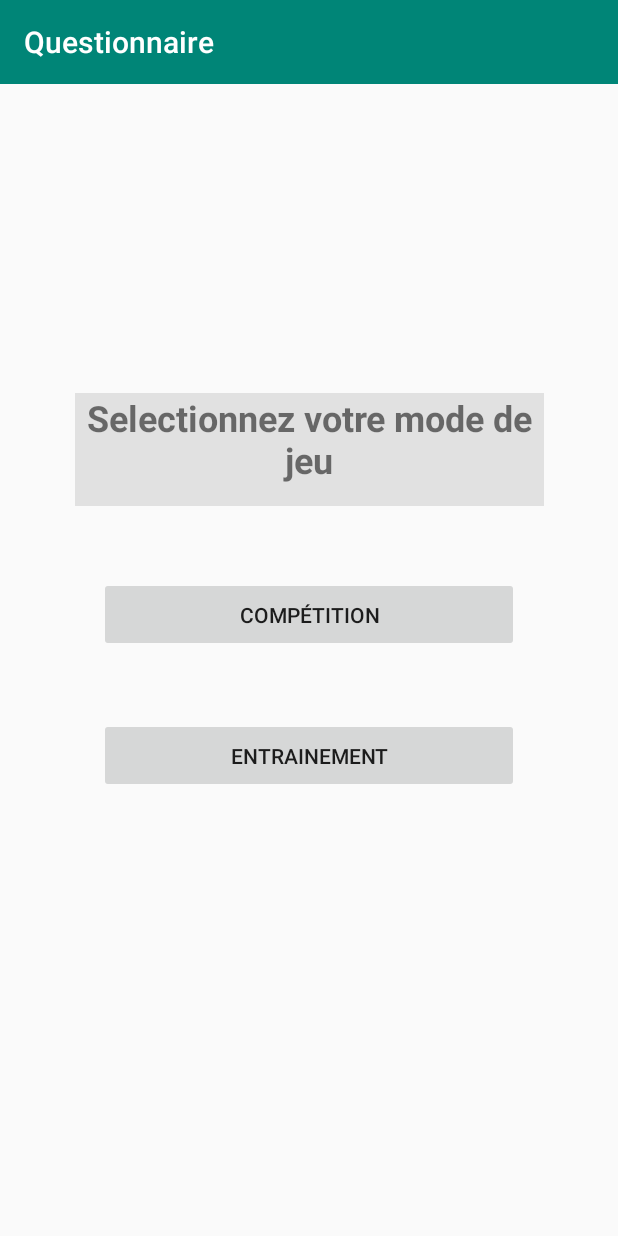
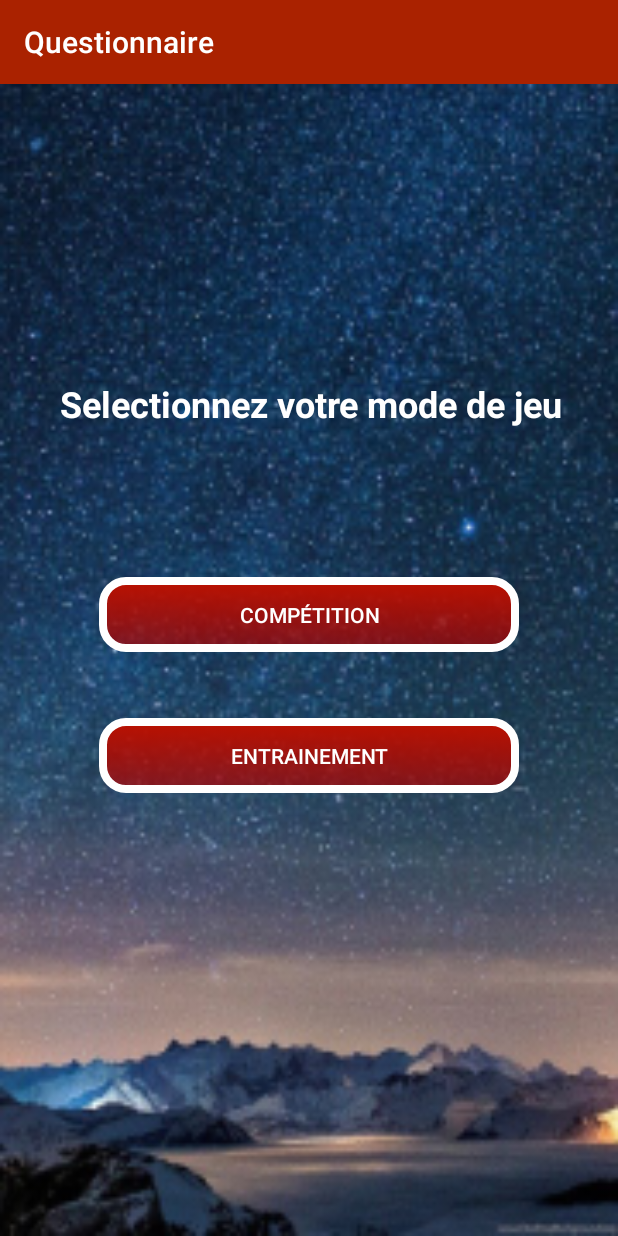
Before and after one commit to EvanBlondeau/Promob1, an Android app: the Choose_Solo screen opened directly, with no data from a screen before it, on a phone screen of 412 x 824 dp. Run offline under Robolectric (Android 15) with nearby library versions, the phone set to English and light mode, and no system bars.

Commit message:
Corrections mineures + ajout design

```diff
--- a/application_promod/app/src/main/AndroidManifest.xml
+++ b/application_promod/app/src/main/AndroidManifest.xml
@@ -20,6 +20,7 @@
     <uses-feature android:name="android.hardware.sensor.light" android:required="true" />
     <uses-feature android:name="android.hardware.sensor.proximity" android:required="true" />
     <uses-feature android:name="android.hardware.sensor.magnetometer" android:required="true" />
+
     <application
         android:allowBackup="true"
         android:icon="@mipmap/tigre"
@@ -70,11 +71,11 @@
             android:screenOrientation="portrait">
         </activity>
         <activity android:name=".Morpion"
-            android:label="morpion"
+            android:label="Morpion"
             android:screenOrientation="portrait">
         </activity>
         <activity android:name=".Morse"
-            android:label="morse"
+            android:label="Morse"
             android:screenOrientation="portrait">
         </activity>
 
--- a/application_promod/app/src/main/java/app_promod/application_promod/Choose_Solo.java
+++ b/application_promod/app/src/main/java/app_promod/application_promod/Choose_Solo.java
@@ -46,7 +46,7 @@ public class Choose_Solo extends AppCompatActivity {
 
                 button_morpion.setOnClickListener(new View.OnClickListener() {
                     public void onClick(View v) {
-                        Intent intent = new Intent(Choose_Solo.this, Touch_game.class);
+                        Intent intent = new Intent(Choose_Solo.this, Morpion.class);
                         intent.putExtra("key",EXTRA_MESSAGE);
                         startActivity(intent);
                     }
--- /dev/null
+++ b/application_promod/app/src/main/res/drawable/roundbutton.xml
@@ -0,0 +1,24 @@
+<?xml version="1.0" encoding="utf-8"?>
+<selector xmlns:android="http://schemas.android.com/apk/res/android" >
+    <item android:state_pressed="true" >
+        <shape android:shape="rectangle"  >
+            <corners android:radius="15dip" />
+            <stroke android:width="5dip" android:color="#FFFFFF" />
+            <gradient android:angle="-90" android:startColor="#AA00" android:endColor="#BB1100"  />
+        </shape>
+    </item>
+    <item android:state_focused="true">
+        <shape android:shape="rectangle"  >
+            <corners android:radius="15dip" />
+            <stroke android:width="5dip" android:color="#FFFFFF" />
+            <solid android:color="@color/colorPrimary"/>
+        </shape>
+    </item>
+    <item>
+        <shape android:shape="rectangle"  >
+            <corners android:radius="15dip" />
+            <stroke android:width="5dip" android:color="#FFFFFF" />
+            <gradient android:angle="-90" android:startColor="#BB1100" android:endColor="#AA00"  />
+        </shape>
+    </item>
+</selector>
--- a/application_promod/app/src/main/res/layout/activity_entrainement_competition.xml
+++ b/application_promod/app/src/main/res/layout/activity_entrainement_competition.xml
@@ -4,7 +4,8 @@
     xmlns:app="http://schemas.android.com/apk/res-auto"
     xmlns:tools="http://schemas.android.com/tools"
     android:layout_width="match_parent"
-    android:layout_height="match_parent">
+    android:layout_height="match_parent"
+    android:background="@mipmap/sky">
 
     <RelativeLayout
         android:layout_width="0dp"
@@ -24,7 +25,9 @@
             android:layout_alignParentTop="true"
             android:layout_centerHorizontal="true"
             android:layout_marginTop="224dp"
-            android:text="@string/but_comp" />
+            android:text="@string/but_comp"
+            android:background="@drawable/roundbutton"
+            android:textColor="#FFFFFF"/>
 
         <Button
             android:id="@+id/button_entrain"
@@ -33,22 +36,24 @@
             android:layout_alignParentBottom="true"
             android:layout_centerHorizontal="true"
             android:layout_marginBottom="175dp"
-            android:text="@string/but_entr" />
+            android:text="@string/but_entr"
+            android:background="@drawable/roundbutton"
+            android:textColor="#FFFFFF"/>
 
         <TextView
             android:id="@+id/textView9"
-            android:layout_width="285dp"
-            android:layout_height="75dp"
+            android:layout_width="wrap_content"
+            android:layout_height="wrap_content"
             android:layout_alignParentStart="true"
             android:layout_alignParentTop="true"
             android:layout_alignParentEnd="true"
-            android:layout_marginStart="50dp"
-            android:layout_marginTop="101dp"
-            android:layout_marginEnd="49dp"
+            android:layout_marginStart="22dp"
+            android:layout_marginTop="92dp"
+            android:layout_marginEnd="19dp"
             android:accessibilityHeading="false"
-            android:background="@color/colorPrimaryDark"
             android:text="@string/tex_comp"
             android:textAlignment="center"
+            android:textColor="#FFFFFF"
             android:textSize="24sp"
             android:textStyle="bold" />
     </RelativeLayout>
--- a/application_promod/app/src/main/res/values/colors.xml
+++ b/application_promod/app/src/main/res/values/colors.xml
@@ -1,6 +1,6 @@
 <?xml version="1.0" encoding="utf-8"?>
 <resources>
-    <color name="colorPrimary">#008577</color>
-    <color name="colorPrimaryDark">#e1e1e1</color>
+    <color name="colorPrimary">#AA2200</color>
+    <color name="colorPrimaryDark">#555555</color>
     <color name="colorAccent">#7e656e</color>
 </resources>
--- a/application_promod/app/src/main/res/values/strings.xml
+++ b/application_promod/app/src/main/res/values/strings.xml
@@ -2,7 +2,7 @@
     <string name="app_name">best application ever!!!</string>
     <string name="button_text1">SinglePlayer</string>
     <string name="button_text2">Multijoueur</string>
-    <string name="button_text3">Parametre</string>
+    <string name="button_text3">Paramètres</string>
 
     <string name="Text_view_1">Best App Ever</string>
 
```
Also changed, not shown: application_promod/app/src/main/java/app_promod/application_promod/Morse.java (+4 -4 lines), application_promod/app/src/main/res/layout/activity_choix_solo.xml (+10 -1 lines), application_promod/app/src/main/res/layout/activity_main.xml (+9 -2 lines), application_promod/app/src/main/res/layout/activity_morpion.xml (+10 -0 lines), application_promod/app/src/main/res/layout/activity_morse.xml (+6 -3 lines), application_promod/app/src/main/res/drawable/morse.PNG.
